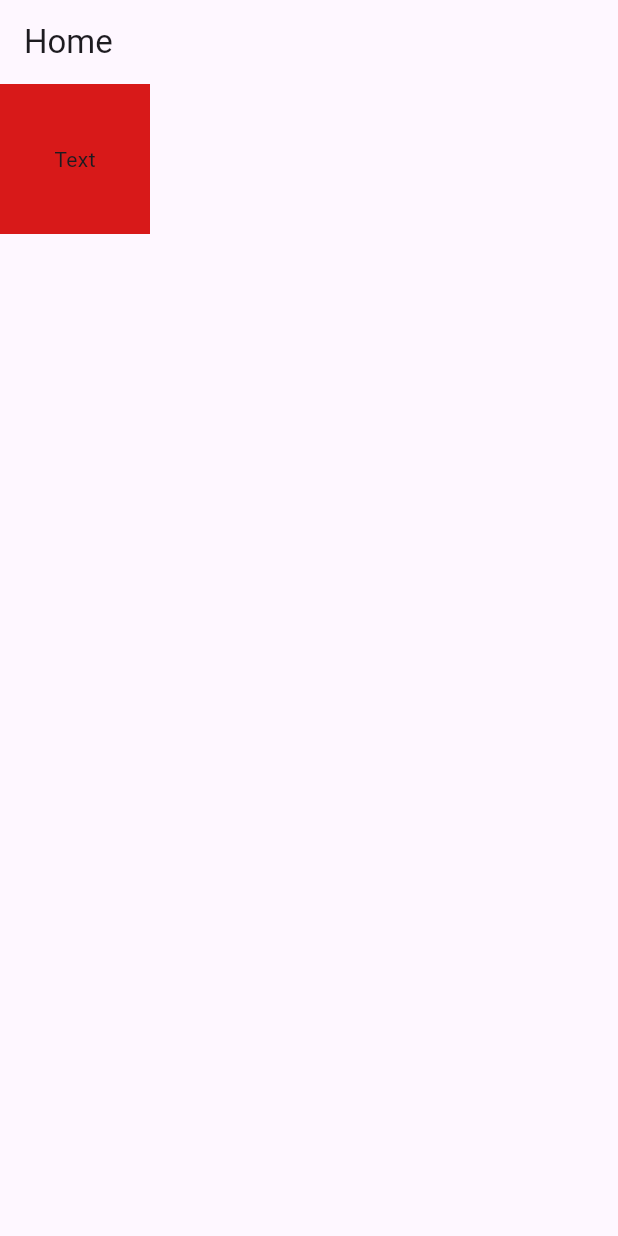
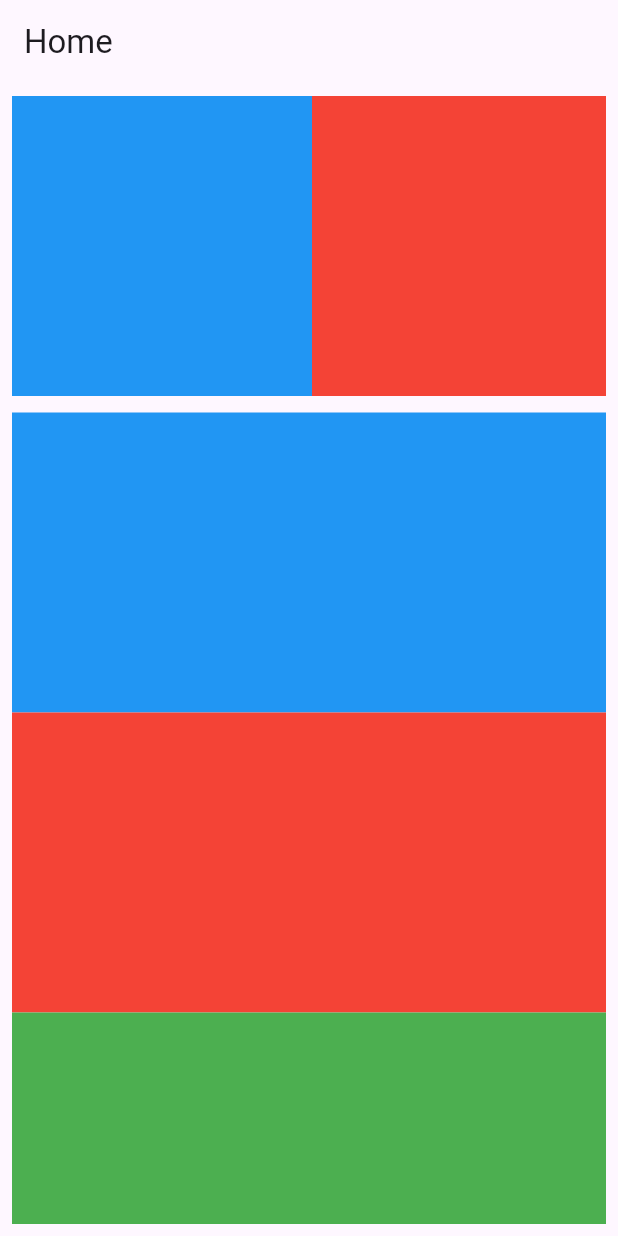
Before and after one commit to birbalkr/Flutter, a Flutter app: the screen it shows after launch, on a phone screen of 412 x 824 dp. Run offline on Flutter 3.47's test engine with Material 3 defaults, Android fonts, the phone set to English and light mode, and no system bars.

```diff
--- a/lib/main.dart
+++ b/lib/main.dart
@@ -1,3 +1,4 @@
+import 'package:flutter/foundation.dart';
 import 'package:flutter/material.dart';
 import 'package:flutter/widgets.dart';
 
@@ -33,33 +34,39 @@ class _MyHomePageState extends State<MyHomePage> {
   @override
   Widget build(BuildContext context) {
     return Scaffold(
-      appBar: AppBar(
-        title: Text("Home"),
-      ),
-      body: InkWell(
-        onTap: (){
-          print("tap");
-        },
-        onDoubleTap: (){
-          print("doubletap");
-        },
-        onLongPress: (){
-          print("long press");
-        },
-        child: Container(
-          child: Center(
-            child: InkWell(
-              onTap:(){
-                print("text");
-              } ,
-              child: Text("Text"),
+        appBar: AppBar(
+          title: Text("Home"),
+        ),
+        body: Padding(
+          padding: const EdgeInsets.all(8.0),
+          child: SingleChildScrollView(
+            child: Column(
+              children: [
+                Padding(
+                  padding: const EdgeInsets.only(bottom: 11),
+                  child: SingleChildScrollView(
+                    scrollDirection: Axis.horizontal,
+                    child: Row(
+                      children: [
+                        Container(width: 200, height: 200, color: Colors.blue),
+                        Container(width: 200, height: 200, color: Colors.red),
+                        Container(width: 200, height: 200, color: Colors.green),
+                        Container(width: 200, height: 200, color: Colors.black),
+                        Container(width: 200, height: 200, color: Colors.orange),
+                        Container(width: 200, height: 200, color: Colors.yellow)
+                      ],
+                    ),
+                  ),
+                ),
+                Container(height: 200, color: Colors.blue),
+                Container(height: 200, color: Colors.red),
+                Container(height: 200, color: Colors.green),
+                Container(height: 200, color: Colors.black),
+                Container(height: 200, color: Colors.orange),
+                Container(height: 200, color: Colors.yellow)
+              ],
             ),
           ),
-        width: 100,
-        height: 100,
-        color: Color.fromARGB(255, 216, 25, 25),
-      ),
-      ),
-    );
+        ));
   }
 }
```
